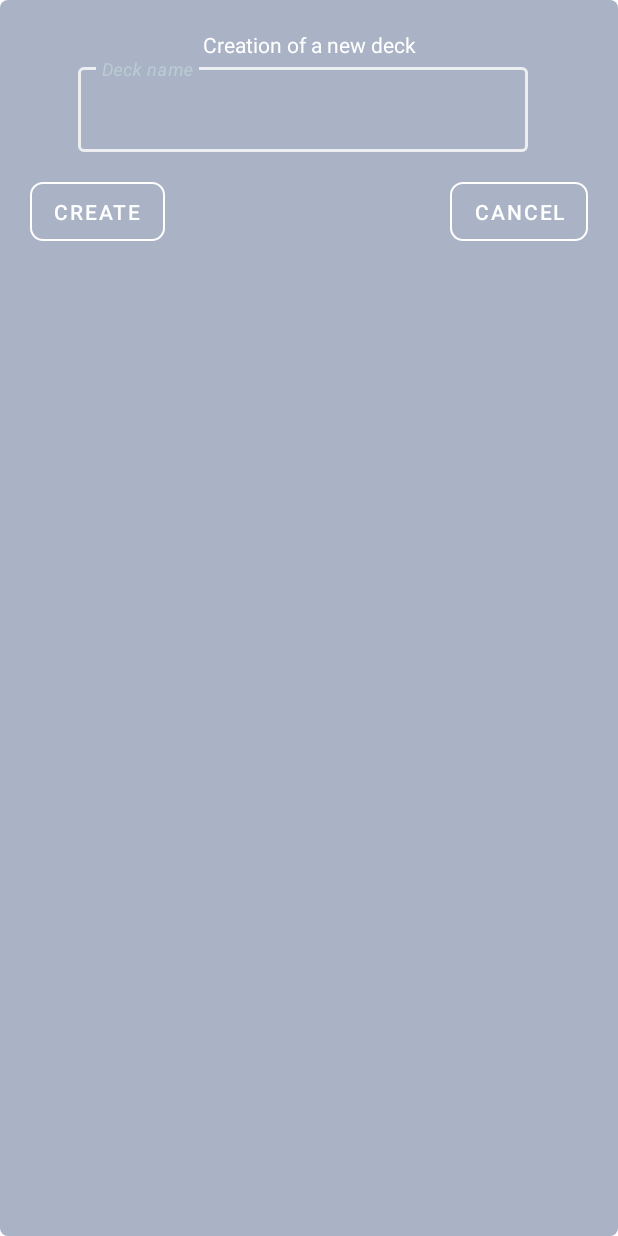
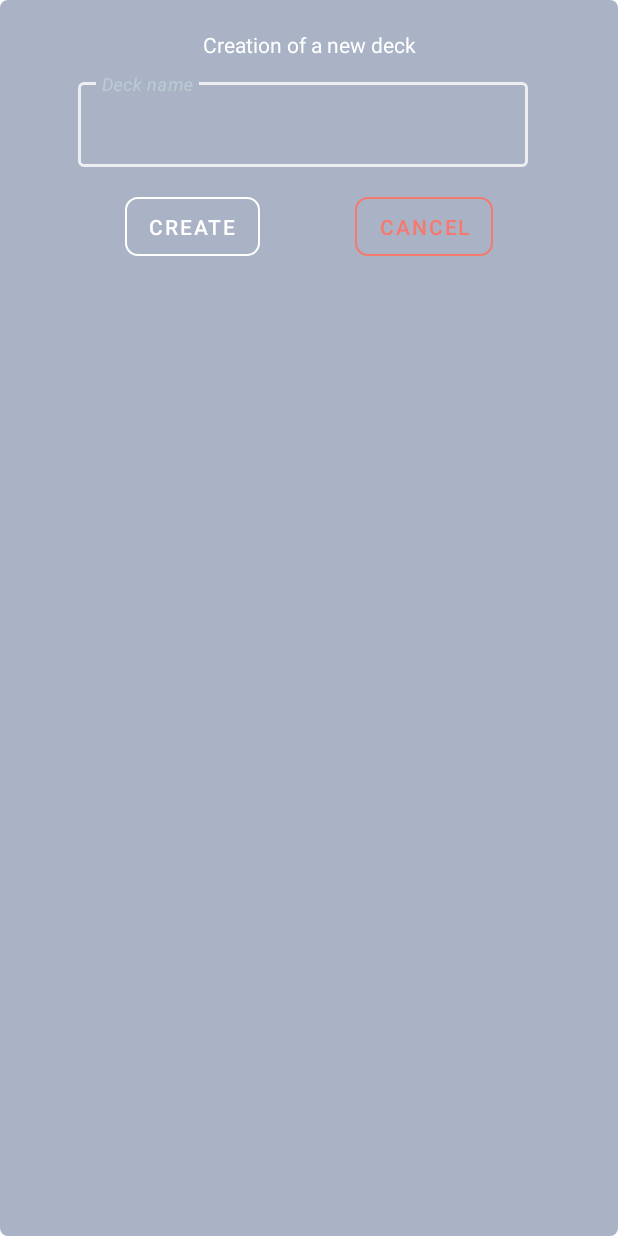
Before and after one commit to NikolayKuts/Milim, an Android app: the layout dialog_deck_creation.xml on its own in the app's theme, with its tools: preview values and no code run, on a phone screen of 412 x 824 dp. Run offline under Robolectric (Android 15) with nearby library versions, the phone set to English and light mode, and no system bars; Roboto replaces fonts that are not available here.

```diff
--- a/app/src/main/java/com/example/milim/screens/main/MainPresenter.kt
+++ b/app/src/main/java/com/example/milim/screens/main/MainPresenter.kt
@@ -56,8 +56,9 @@ class MainPresenter(private val context: Context) {
             val decks = database.decksDao().getAllDecks()
             for (deck in decks) {
                 val quantityWords = database.wordsDao().getQuantityWordsInDeck(deck.id)
-                val progress = when (deck.progress) {
-                    0 -> 1
+                val progress = when {
+                    quantityWords == 0 -> 0
+                    quantityWords == 1 && deck.progress == 0 -> 1
                     else -> deck.progress
                 }
                 val updatedDeck = Deck(deck.id, deck.name, quantityWords, progress)
--- a/app/src/main/res/layout/dialog_deck_creation.xml
+++ b/app/src/main/res/layout/dialog_deck_creation.xml
@@ -10,15 +10,16 @@
 
     <com.google.android.material.textfield.TextInputLayout
         android:id="@+id/create_new_deck_wrapper"
+        style="@style/Widget.MaterialComponents.TextInputLayout.OutlinedBox"
         android:layout_width="wrap_content"
         android:layout_height="wrap_content"
-        style="@style/Widget.MaterialComponents.TextInputLayout.OutlinedBox"
+        android:layout_marginTop="10dp"
+        android:background="@android:color/transparent"
         android:hint="Deck name"
+        app:boxBackgroundColor="@android:color/transparent"
+        app:boxBackgroundMode="outline"
+        app:boxStrokeColor="@color/text_input_layout_edition_word"
         app:hintTextColor="@color/hint"
-        app:boxStrokeColor="@color/text_input_layout_edition_word"
-        app:boxBackgroundColor="@android:color/transparent"
-        android:background="@android:color/transparent"
-        app:boxBackgroundMode="outline"
         app:layout_constraintEnd_toEndOf="parent"
         app:layout_constraintHorizontal_bias="0.442"
         app:layout_constraintStart_toStartOf="parent"
@@ -29,12 +30,12 @@
             android:layout_width="wrap_content"
             android:layout_height="wrap_content"
             android:layout_marginTop="20dp"
+            android:ems="10"
+            android:inputType="textMultiLine"
             android:minWidth="300dp"
-            android:ems="10"
-            android:textCursorDrawable="@null"
-            android:inputType="textMultiLine"
             android:textColor="#ffffff"
             android:textColorHint="#8A9EE3EC"
+            android:textCursorDrawable="@null"
             android:textStyle="italic" />
     </com.google.android.material.textfield.TextInputLayout>
 
@@ -58,6 +59,8 @@
         android:text="Create"
         android:textColor="@android:color/white"
         app:backgroundTint="@null"
+        app:layout_constraintEnd_toStartOf="@+id/buttonCancelDeckCreation"
+        app:layout_constraintHorizontal_bias="0.5"
         app:layout_constraintStart_toStartOf="parent"
         app:layout_constraintTop_toBottomOf="@+id/create_new_deck_wrapper" />
 
@@ -66,11 +69,13 @@
         android:layout_width="wrap_content"
         android:layout_height="wrap_content"
         android:layout_marginTop="20dp"
-        android:background="@drawable/dialog_button_background"
+        android:background="@drawable/dialog_button_background_red_stroke"
         android:minHeight="20dp"
         android:text="Cancel"
-        android:textColor="@android:color/white"
+        android:textColor="@color/red_stroke_button"
         app:backgroundTint="@null"
         app:layout_constraintEnd_toEndOf="parent"
+        app:layout_constraintHorizontal_bias="0.5"
+        app:layout_constraintStart_toEndOf="@+id/buttonCreateDeck"
         app:layout_constraintTop_toBottomOf="@+id/create_new_deck_wrapper" />
 </androidx.constraintlayout.widget.ConstraintLayout>
```
Also changed, not shown: app/src/main/java/com/example/milim/fragments/DeletingWordFragment.kt (+7 -6 lines), app/src/main/java/com/example/milim/screens/lesson/LessonActivity.kt (+23 -54 lines).
